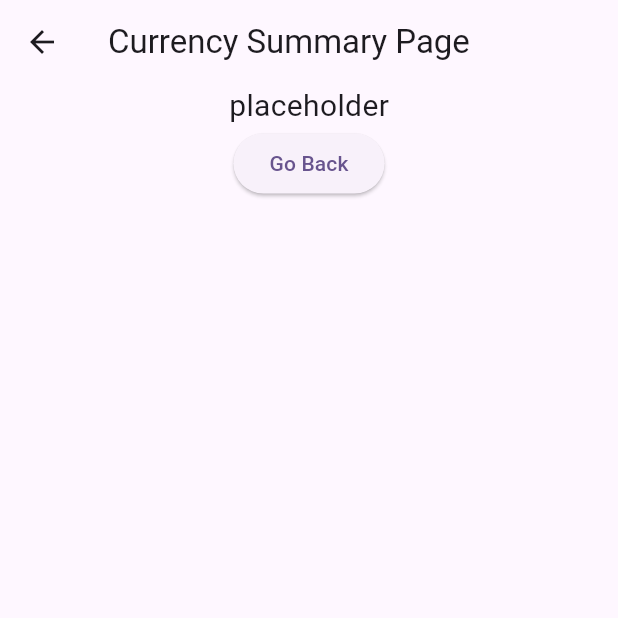
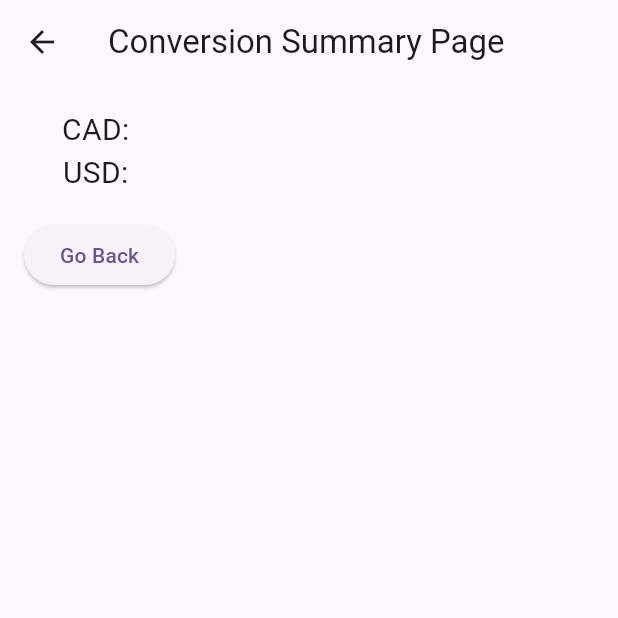
Before and after one commit to TenielS-E/comp3097_ex10_101249879, a Flutter app: the screen it shows after launch, after a tap on "View Summary", on a phone screen of 412 x 824 dp, the top half of it. Run offline on Flutter 3.47's test engine with Material 3 defaults, Android fonts, the phone set to English and light mode, and no system bars.

Commit message:
summary screen created

```diff
--- a/lib/main.dart
+++ b/lib/main.dart
@@ -42,7 +42,7 @@
   void _convertToUSD(String val) {
     if (val.isNotEmpty){
       double cad = double.tryParse(val) ?? 0;
-      _cadCon.text = (cad / rate).toStringAsFixed(2);
+      _usdCon.text = (cad / rate).toStringAsFixed(2);
     }
   }
 
@@ -50,7 +50,7 @@
     Navigator.push(
       context,
       MaterialPageRoute(
-        builder: (context) => SummaryPage(/*data needed*/)
+        builder: (context) => SummaryPage(cad: _cadCon.text, usd: _usdCon.text, rate: rate)
       )
     );
   }
@@ -86,16 +86,23 @@
 }
 
 class SummaryPage extends StatelessWidget {
-  const SummaryPage({super.key});
+  final String cad;
+  final String usd;
+  final double rate;
+
+  const SummaryPage({super.key, required this.cad, required this.usd, required this.rate});
 
   @override
   Widget build(BuildContext context) {
     return Scaffold(
-      appBar: AppBar(title: Text("Currency Summary Page")),
-      body: Center(
+      appBar: AppBar(title: Text("Conversion Summary Page")),
+      body: Padding(
+        padding: EdgeInsets.all(16.0),
         child: Column(
           children: [
-            Text("placeholder", style: TextStyle(fontSize: 20),),
+            Text("CAD: $cad", style: TextStyle(fontSize: 20)),
+            Text("USD: $usd", style: TextStyle(fontSize: 20)),
+            SizedBox(height: 16),
             ElevatedButton(
               onPressed: () {
                 Navigator.pop(context);
```
